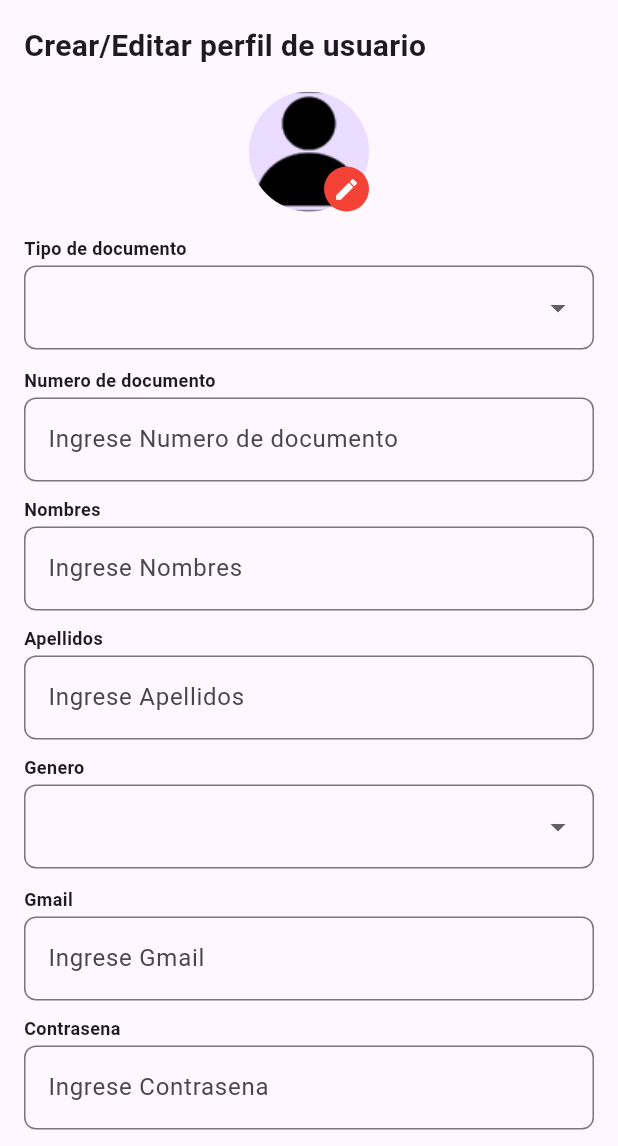
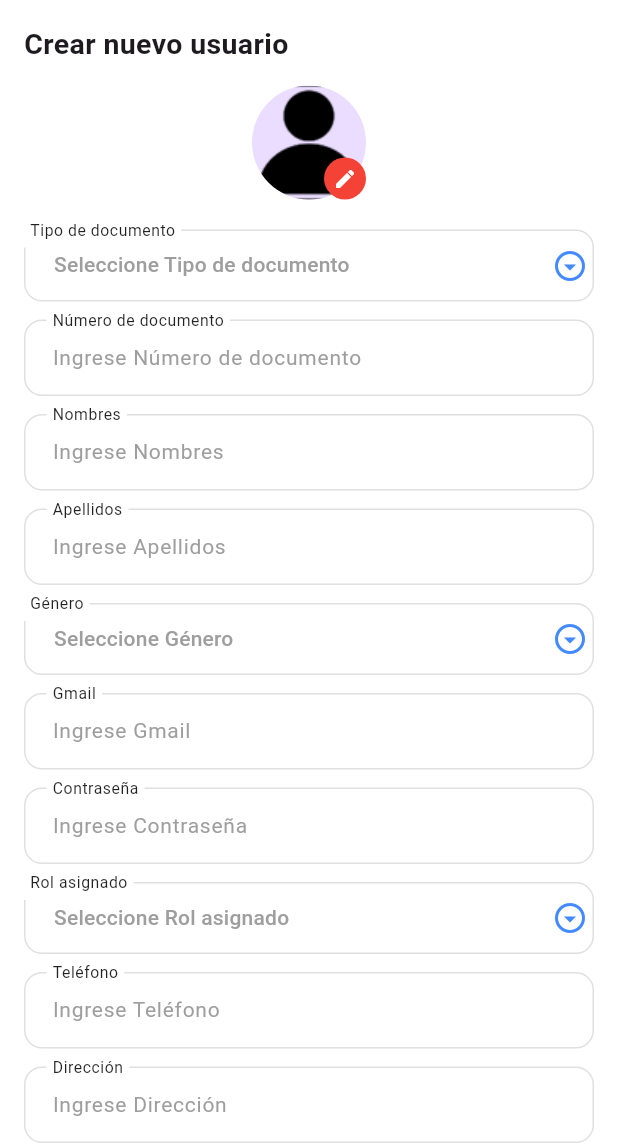
Before and after one commit to vallegrande/AS241S4_T13_appmovil, a Flutter app: the UserForm screen opened directly, on a phone screen of 412 x 824 dp, the part 90-1236 px from its top. Run offline on Flutter 3.47's test engine with Material 3 defaults, Android fonts, the phone set to English and light mode, and no system bars; drawn by our look-alikes of dropdown_button2; our stand-ins replace image_picker.

Commit message:
Actualización: cambios en form_user y configuración

```diff
--- a/lib/users/form_user.dart
+++ b/lib/users/form_user.dart
@@ -1,6 +1,7 @@
 import 'dart:io';
 import 'package:flutter/material.dart';
 import 'package:image_picker/image_picker.dart';
+import 'package:dropdown_button2/dropdown_button2.dart';
 import '../widgets/header.dart';
 import '../widgets/sidebar.dart';
 
@@ -15,7 +16,7 @@ class UserForm extends StatefulWidget {
   final String? rol;
   final String? telefono;
   final String? direccion;
-  final String? imagePath; // <-- agregar aquí
+  final String? imagePath;
 
   const UserForm({
     super.key,
@@ -99,7 +100,10 @@ class _UserFormState extends State<UserForm> {
 
   @override
   Widget build(BuildContext context) {
+    final bool isEditing = widget.numeroDocumento != null;
+
     return Scaffold(
+      backgroundColor: Colors.white,
       body: Column(
         children: [
           AppHeader(
@@ -115,25 +119,25 @@ class _UserFormState extends State<UserForm> {
                     child: Column(
                       crossAxisAlignment: CrossAxisAlignment.start,
                       children: [
-                        const Text(
-                          "Crear/Editar perfil de usuario",
-                          style: TextStyle(
-                            fontSize: 20,
-                            fontWeight: FontWeight.bold,
+                        Text(
+                          isEditing ? "Editar usuario" : "Crear nuevo usuario",
+                          style: const TextStyle(
+                            fontSize: 19,
+                            fontWeight: FontWeight.w600,
                           ),
                         ),
-                        const SizedBox(height: 16),
+                        const SizedBox(height: 14),
                         Center(
                           child: Stack(
                             children: [
                               CircleAvatar(
-                                radius: 40,
+                                radius: 38,
                                 backgroundImage: _selectedImage != null
                                     ? FileImage(_selectedImage!)
-                                          as ImageProvider
                                     : const AssetImage(
                                             "assets/formUser/defaultUser.png",
-                                      ),
+                                          )
+                                          as ImageProvider,
                               ),
                               Positioned(
                                 bottom: 0,
@@ -141,12 +145,12 @@ class _UserFormState extends State<UserForm> {
                                 child: InkWell(
                                   onTap: _pickImage,
                                   child: const CircleAvatar(
-                                    radius: 15,
+                                    radius: 14,
                                     backgroundColor: Colors.red,
                                     child: Icon(
                                       Icons.edit,
                                       color: Colors.white,
-                                      size: 18,
+                                      size: 16,
                                     ),
                                   ),
                                 ),
@@ -154,7 +158,9 @@ class _UserFormState extends State<UserForm> {
                             ],
                           ),
                         ),
-                        const SizedBox(height: 16),
+                        const SizedBox(height: 14),
+
+                        // Dropdowns e Inputs unificados
                         _buildDropdown(
                           "Tipo de documento",
                           ["DNI", "CNE"],
@@ -162,7 +168,7 @@ class _UserFormState extends State<UserForm> {
                           (val) => setState(() => _selectedTipoDocumento = val),
                         ),
                         _buildTextField(
-                          "Numero de documento",
+                          "Número de documento",
                           controller: _numeroDocumentoController,
                         ),
                         _buildTextField(
@@ -174,14 +180,14 @@ class _UserFormState extends State<UserForm> {
                           controller: _apellidosController,
                         ),
                         _buildDropdown(
-                          "Genero",
+                          "Género",
                           ["Masculino", "Femenino", "Otros"],
                           _selectedGenero,
                           (val) => setState(() => _selectedGenero = val),
                         ),
                         _buildTextField("Gmail", controller: _gmailController),
                         _buildTextField(
-                          "Contrasena",
+                          "Contraseña",
                           obscure: true,
                           controller: _contrasenaController,
                         ),
@@ -192,14 +198,14 @@ class _UserFormState extends State<UserForm> {
                           (val) => setState(() => _selectedRol = val),
                         ),
                         _buildTextField(
-                          "Telefono",
+                          "Teléfono",
                           controller: _telefonoController,
                         ),
                         _buildTextField(
-                          "Direccion",
+                          "Dirección",
                           controller: _direccionController,
                         ),
-                        const SizedBox(height: 16),
+                        const SizedBox(height: 14),
                         Row(
                           mainAxisAlignment: MainAxisAlignment.end,
                           children: [
@@ -207,13 +213,19 @@ class _UserFormState extends State<UserForm> {
                               onPressed: () => Navigator.pop(context),
                               style: ElevatedButton.styleFrom(
                                 backgroundColor: Colors.red,
+                                foregroundColor: Colors.white,
+                                padding: const EdgeInsets.symmetric(
+                                  horizontal: 16,
                                 ),
-                              child: const Text("Cancelar"),
                               ),
-                            const SizedBox(width: 12),
+                              child: const Text(
+                                "Cancelar",
+                                style: TextStyle(fontSize: 13),
+                              ),
+                            ),
+                            const SizedBox(width: 10),
                             ElevatedButton(
                               onPressed: () {
-                                // Retornar datos al panel
                                 Navigator.pop(context, {
                                   "tipoDocumento": _selectedTipoDocumento,
                                   "numeroDocumento":
@@ -231,8 +243,15 @@ class _UserFormState extends State<UserForm> {
                               },
                               style: ElevatedButton.styleFrom(
                                 backgroundColor: Colors.green,
+                                foregroundColor: Colors.white,
+                                padding: const EdgeInsets.symmetric(
+                                  horizontal: 16,
                                 ),
-                              child: const Text("Guardar"),
+                              ),
+                              child: const Text(
+                                "Guardar",
+                                style: TextStyle(fontSize: 13),
+                              ),
                             ),
                           ],
                         ),
@@ -253,24 +272,39 @@ class _UserFormState extends State<UserForm> {
     bool obscure = false,
     TextEditingController? controller,
   }) {
-    return Column(
-      crossAxisAlignment: CrossAxisAlignment.start,
-      children: [
-        Text(
-          label,
-          style: const TextStyle(fontWeight: FontWeight.bold, fontSize: 12),
-        ),
-        const SizedBox(height: 3),
-        TextField(
+    return Padding(
+      padding: const EdgeInsets.symmetric(vertical: 6),
+      child: TextFormField(
         controller: controller,
         obscureText: obscure,
+        style: const TextStyle(fontSize: 14, color: Colors.black87),
         decoration: InputDecoration(
+          labelText: label,
+          floatingLabelBehavior: FloatingLabelBehavior.always,
+          labelStyle: const TextStyle(fontSize: 14, color: Colors.black87),
           hintText: "Ingrese $label",
-            border: OutlineInputBorder(borderRadius: BorderRadius.circular(8)),
+          hintStyle: const TextStyle(fontSize: 14, color: Colors.grey),
+          isDense: true,
+          contentPadding: const EdgeInsets.symmetric(
+            vertical: 15,
+            horizontal: 15,
+          ),
+          border: OutlineInputBorder(
+            borderRadius: BorderRadius.circular(12),
+            borderSide: BorderSide(color: Colors.grey.shade300),
+          ),
+          enabledBorder: OutlineInputBorder(
+            borderRadius: BorderRadius.circular(12),
+            borderSide: BorderSide(color: Colors.grey.shade300),
+          ),
+          focusedBorder: OutlineInputBorder(
+            borderRadius: BorderRadius.circular(12),
+            borderSide: const BorderSide(color: Colors.blue, width: 1.5),
+          ),
+          filled: true,
+          fillColor: Colors.white,
         ),
       ),
-        const SizedBox(height: 10),
-      ],
     );
   }
 
@@ -280,26 +314,77 @@ class _UserFormState extends State<UserForm> {
     String? selected,
     void Function(String?) onChange,
   ) {
-    return Column(
-      crossAxisAlignment: CrossAxisAlignment.start,
-      children: [
-        Text(
-          label,
-          style: const TextStyle(fontWeight: FontWeight.bold, fontSize: 12),
+    return Padding(
+      padding: const EdgeInsets.symmetric(vertical: 6),
+      child: InputDecorator(
+        decoration: InputDecoration(
+          labelText: label,
+          floatingLabelBehavior: FloatingLabelBehavior.always,
+          labelStyle: const TextStyle(fontSize: 14, color: Colors.black87),
+          contentPadding: const EdgeInsets.symmetric(
+            vertical: 0,
+            horizontal: 0,
           ),
-        const SizedBox(height: 3),
-        DropdownButtonFormField<String>(
-          initialValue: selected,
+          border: OutlineInputBorder(
+            borderRadius: BorderRadius.circular(12),
+            borderSide: BorderSide(color: Colors.grey.shade300),
+          ),
+          enabledBorder: OutlineInputBorder(
+            borderRadius: BorderRadius.circular(12),
+            borderSide: BorderSide(color: Colors.grey.shade300),
+          ),
+          focusedBorder: OutlineInputBorder(
+            borderRadius: BorderRadius.circular(12),
+            borderSide: const BorderSide(color: Colors.blue, width: 1.5),
+          ),
+          filled: true,
+          fillColor: Colors.white,
+        ),
+        child: DropdownButtonHideUnderline(
+          child: DropdownButton2<String>(
+            isExpanded: true,
+            value: selected,
+            hint: Text(
+              "Seleccione $label",
+              style: const TextStyle(fontSize: 14, color: Colors.grey),
+            ),
             items: items
-              .map((e) => DropdownMenuItem(value: e, child: Text(e)))
+                .map(
+                  (item) => DropdownMenuItem<String>(
+                    value: item,
+                    child: Text(item, style: const TextStyle(fontSize: 14)),
+                  ),
+                )
                 .toList(),
             onChanged: onChange,
-          decoration: InputDecoration(
-            border: OutlineInputBorder(borderRadius: BorderRadius.circular(8)),
+            buttonStyleData: ButtonStyleData(
+              height: 48,
+              padding: EdgeInsets.zero,
+              decoration: null,
+            ),
+            dropdownStyleData: DropdownStyleData(
+              maxHeight: 200,
+              decoration: BoxDecoration(
+                borderRadius: BorderRadius.circular(12),
+                color: Colors.white,
+              ),
+              elevation: 4,
+              scrollbarTheme: ScrollbarThemeData(
+                radius: const Radius.circular(8),
+                thickness: MaterialStateProperty.all(6),
+                thumbColor: MaterialStateProperty.all(Colors.grey.shade400),
               ),
             ),
-        const SizedBox(height: 12),
-      ],
+            menuItemStyleData: const MenuItemStyleData(height: 40),
+            iconStyleData: const IconStyleData(
+              icon: Icon(
+                Icons.arrow_drop_down_circle_outlined,
+                color: Colors.blueAccent,
+              ),
+            ),
+          ),
+        ),
+      ),
     );
   }
 }
--- a/pubspec.yaml
+++ b/pubspec.yaml
@@ -29,8 +29,10 @@ environment:
 # versions available, run `flutter pub outdated`.
 dependencies:
   image_picker: ^1.0.1
+  dropdown_button2: ^2.0.2
   flutter:
     sdk: flutter
+
 
   # The following adds the Cupertino Icons font to your application.
   # Use with the CupertinoIcons class for iOS style icons.
```
Also changed, not shown: pubspec.lock. Lines whose indentation alone changed are shown as unchanged.
